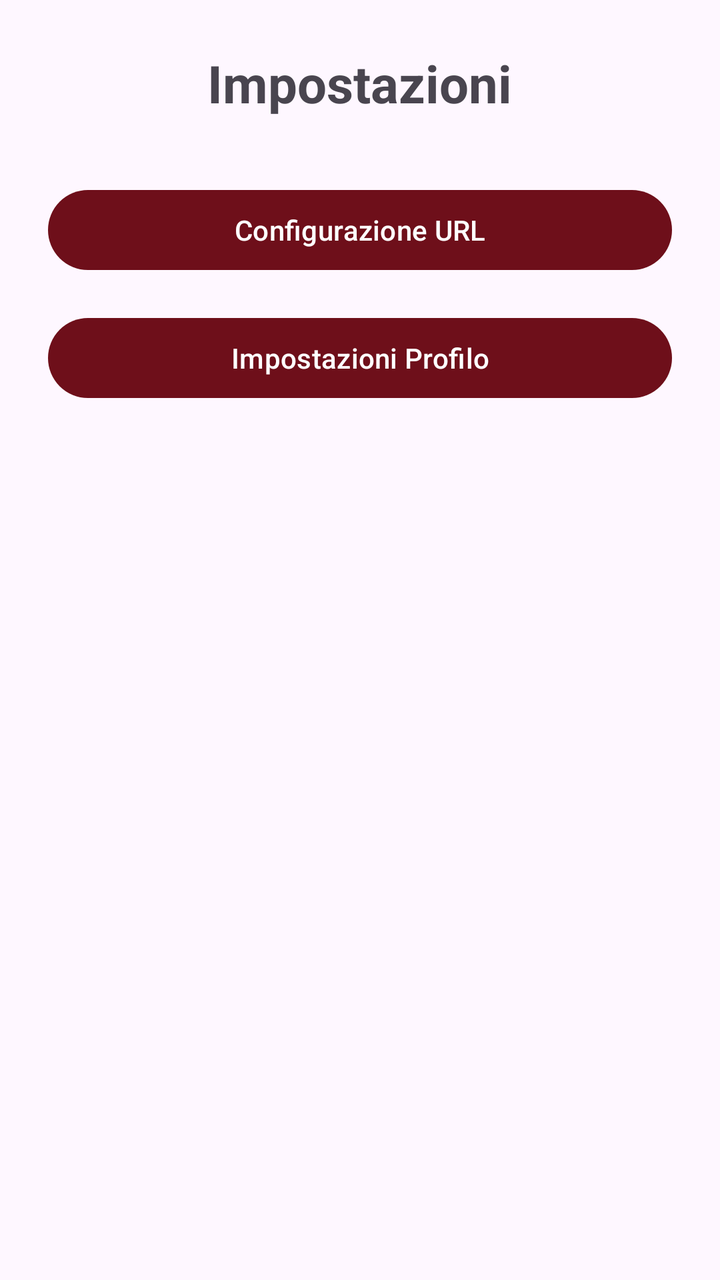
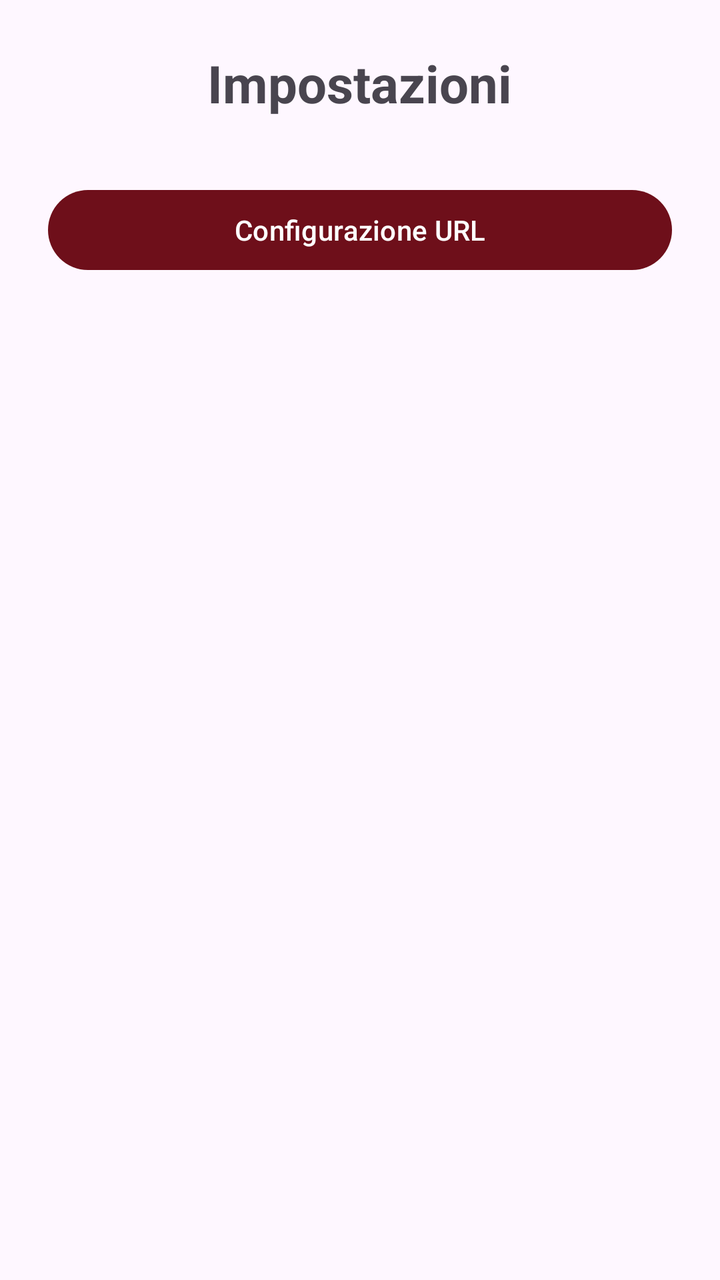

Before-and-after screenshots of an Android layout around one commit, followed by the original layout XML and the change that was made.
<!-- AndroidManifest.xml: application theme Theme.DropBy -->
<!-- res/layout/fragment_settings.xml -->
<?xml version="1.0" encoding="utf-8"?>
<LinearLayout xmlns:android="http://schemas.android.com/apk/res/android"
    android:layout_width="match_parent"
    android:layout_height="match_parent"
    android:orientation="vertical"
    android:padding="24dp"
    android:gravity="center_horizontal">

    <TextView
        android:layout_width="wrap_content"
        android:layout_height="wrap_content"
        android:text="@string/settings_title"
        android:textSize="26sp"
        android:textStyle="bold"
        android:layout_marginBottom="32dp" />

    <Button
        android:id="@+id/btnUrlSettings"
        android:layout_width="match_parent"
        android:layout_height="wrap_content"
        android:text="@string/url_config" />

    <Button
        android:id="@+id/btnProfileSettings"
        android:layout_width="match_parent"
        android:layout_height="wrap_content"
        android:text="@string/profile_settings"
        android:layout_marginTop="16dp" />

</LinearLayout>
<!-- resources referenced by this layout -->
<resources>
  <string name="profile_settings">Impostazioni Profilo</string>
  <string name="settings_title">Impostazioni</string>
  <string name="url_config">Configurazione URL</string>
  <style name="Theme.DropBy" parent="Base.Theme.DropBy" />
  <style name="Base.Theme.DropBy" parent="Theme.Material3.Light.NoActionBar">
          <item name="actionBarSize">64dp</item>
          <item name="colorPrimary">@color/theater_red_dark</item>
          <item name="colorOnPrimary">@color/white</item>
          <item name="colorAccent">@color/theater_red</item>
      </style>
  <color name="theater_red_dark">#6E0F1A</color>
  <color name="white">#FFFFFFFF</color>
  <color name="theater_red">#B11226</color>
</resources>

<!-- the commit's change to res/layout/fragment_settings.xml (unified diff, before → after) -->
@@ -20,11 +20,4 @@
         android:layout_height="wrap_content"
         android:text="@string/url_config" />
 
-    <Button
-        android:id="@+id/btnProfileSettings"
-        android:layout_width="match_parent"
-        android:layout_height="wrap_content"
-        android:text="@string/profile_settings"
-        android:layout_marginTop="16dp" />
-
 </LinearLayout>
<!-- resource entries referenced after the edit -->
@@ -1,6 +1,5 @@
 <!-- resources referenced by this layout -->
 <resources>
-  <string name="profile_settings">Impostazioni Profilo</string>
   <string name="settings_title">Impostazioni</string>
   <string name="url_config">Configurazione URL</string>
   <style name="Theme.DropBy" parent="Base.Theme.DropBy" />
